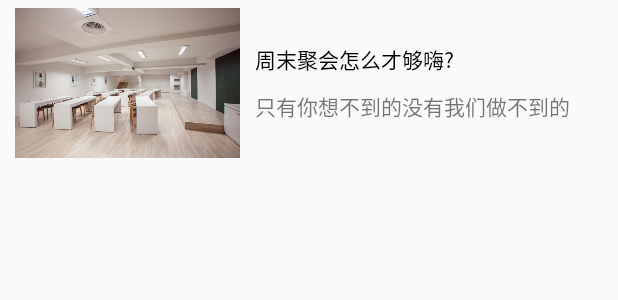
After one commit to huopochuan/wubahuichang, an Android app: the layout list_item.xml on its own in the app's theme, with its tools: preview values and no code run, on a phone screen of 412 x 824 dp. The commit adds this screen. Shown: the top 300 px of the screen. Run offline under Robolectric (Android 15) with nearby library versions, the phone set to English and light mode, and no system bars.

Commit message:
搜索代码更新

```diff
--- a/app/src/main/res/layout/activity_search.xml
+++ b/app/src/main/res/layout/activity_search.xml
@@ -49,6 +49,9 @@
         android:layout_height="wrap_content"
         android:text="hello_world" />
     <ListView
+        android:id="@+id/listView"
+        android:divider="@null"
+        android:listSelector="#00000000"
         android:layout_width="match_parent"
         android:layout_height="match_parent"/>
 </LinearLayout>
--- /dev/null
+++ b/app/src/main/res/layout/list_item.xml
@@ -0,0 +1,35 @@
+<?xml version="1.0" encoding="utf-8"?>
+<RelativeLayout xmlns:android="http://schemas.android.com/apk/res/android"
+    android:layout_width="match_parent"
+    android:layout_height="wrap_content"
+    android:paddingLeft="10dp"
+    android:paddingRight="10dp"
+    android:paddingBottom="5dp"
+    android:paddingTop="5dp">
+  <ImageView
+      android:id="@+id/img"
+      android:layout_alignParentLeft="true"
+      android:layout_width="150dp"
+      android:layout_height="100dp"
+      android:src="@drawable/cd"/>
+   <LinearLayout
+       android:layout_marginLeft="10dp"
+       android:layout_toRightOf="@+id/img"
+       android:layout_centerVertical="true"
+       android:layout_width="match_parent"
+       android:orientation="vertical"
+       android:layout_height="wrap_content">
+       <TextView
+           android:id="@+id/tv_title"
+           android:layout_width="wrap_content"
+           android:layout_height="match_parent"
+           android:textColor="#000000"
+           android:text="周末聚会怎么才够嗨?"/>
+       <TextView
+           android:id="@+id/tv_content"
+           android:layout_marginTop="10dp"
+           android:layout_width="wrap_content"
+           android:layout_height="match_parent"
+           android:text="只有你想不到的没有我们做不到的"/>
+   </LinearLayout>
+</RelativeLayout>
```
Also changed, not shown: app/src/main/java/com/seventeam/wubahuichang/Activity/SearchActivity.java (+57 -24 lines), app/src/main/java/com/seventeam/wubahuichang/Adapter/ListAdapter.java (added, +73 -0 lines), app/src/main/java/com/seventeam/wubahuichang/Bean/ListBean.java (added, +35 -0 lines), app/src/main/java/com/seventeam/wubahuichang/ExpandView/ViewRight.java (+34 -19 lines), app/src/main/res/drawable-hdpi/cd.jpg (added).
